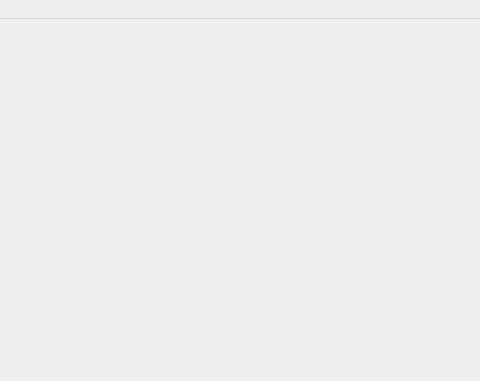
This is GUI/win_main.ui in Benibla124/Automotion-Desktop-App as Qt 5 draws it before an edit; both pictures show x 361 to 841 and y 0 to 381 of the 1200 by 800 pixel window. The edited form follows.
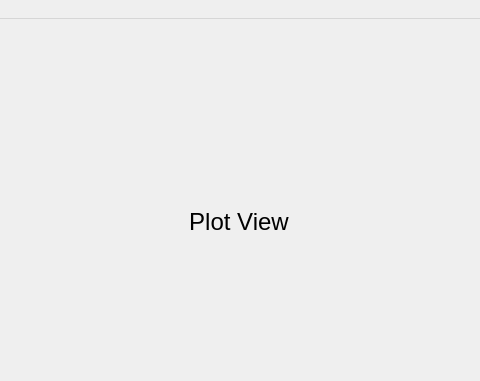
This is the edited form. The open tabs and pages were chosen to show the change. Custom widgets are drawn as their Qt base class.

Commit message: first try to implement a plot

```diff
--- a/GUI/win_main.ui
+++ b/GUI/win_main.ui
@@ -53,6 +53,28 @@
         </item>
        </layout>
       </widget>
+      <widget class="QWidget" name="view_plotview">
+       <layout class="QVBoxLayout" name="verticalLayout_6">
+        <item>
+         <widget class="QLabel" name="lab_plotview">
+          <property name="font">
+           <font>
+            <pointsize>18</pointsize>
+           </font>
+          </property>
+          <property name="text">
+           <string>Plot View</string>
+          </property>
+          <property name="alignment">
+           <set>Qt::AlignCenter</set>
+          </property>
+         </widget>
+        </item>
+        <item>
+         <widget class="PlotWidget" name="graphWidget" native="true"/>
+        </item>
+       </layout>
+      </widget>
      </widget>
     </item>
    </layout>
@@ -118,6 +140,14 @@
    </property>
   </action>
  </widget>
+ <customwidgets>
+  <customwidget>
+   <class>PlotWidget</class>
+   <extends>QWidget</extends>
+   <header>pyqtgraph</header>
+   <container>1</container>
+  </customwidget>
+ </customwidgets>
  <resources/>
  <connections/>
 </ui>
```
Left out of the diff: 6 changed lines with no effect on the pictures. The commit also changes 2 other files.
